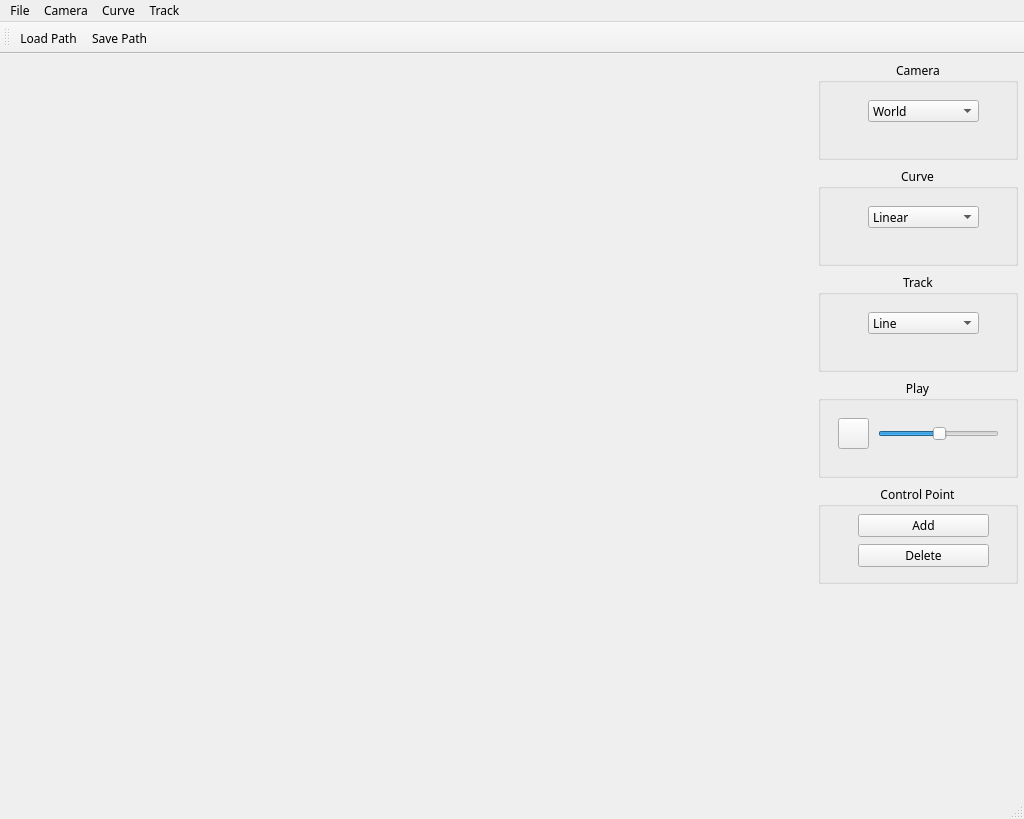
The window that Roller Coaster/AppMain.ui (CyuanChen/Roller-Coaster---computer-graphics-project-3) describes before a commit, drawn with Qt 5.
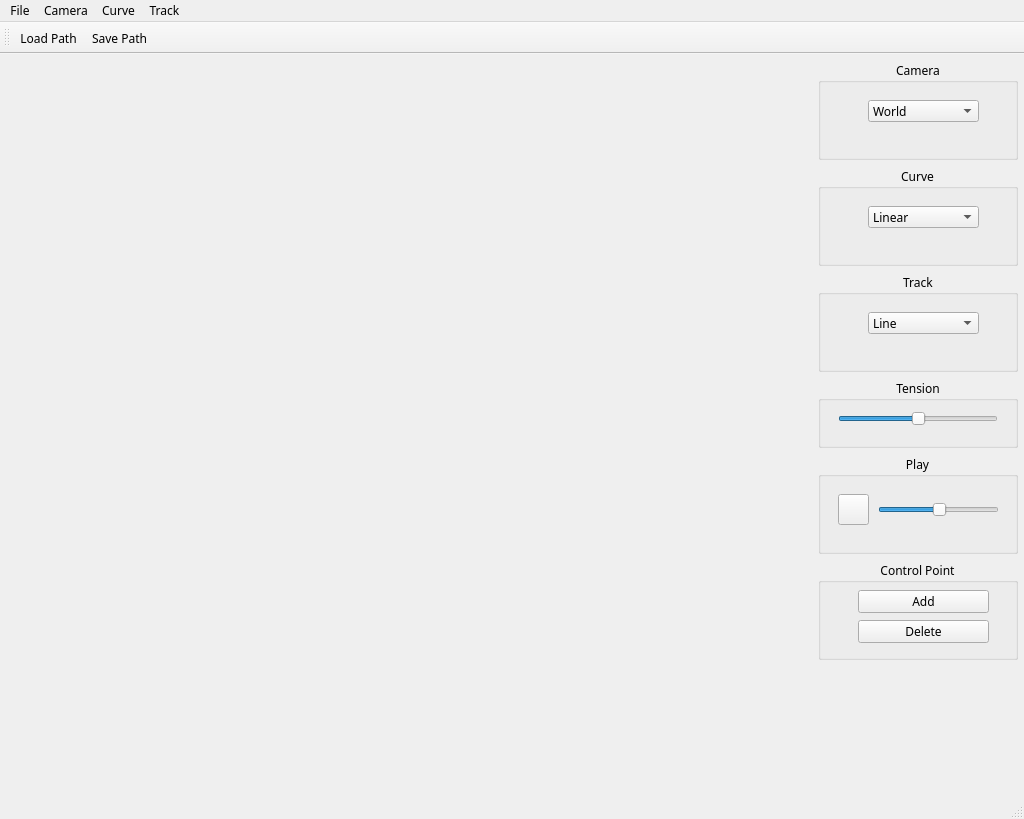
The same window after the commit. Icons and pictures are not drawn.

The edit to the form file:
```diff
--- a/Roller Coaster/AppMain.ui
+++ b/Roller Coaster/AppMain.ui
@@ -223,6 +223,47 @@
         </widget>
        </widget>
       </item>
+      <item>
+       <widget class="QGroupBox" name="groupTension">
+        <property name="minimumSize">
+         <size>
+          <width>200</width>
+          <height>70</height>
+         </size>
+        </property>
+        <property name="title">
+         <string>Tension</string>
+        </property>
+        <property name="alignment">
+         <set>Qt::AlignCenter</set>
+        </property>
+        <widget class="QSlider" name="sTension">
+         <property name="geometry">
+          <rect>
+           <x>20</x>
+           <y>30</y>
+           <width>160</width>
+           <height>22</height>
+          </rect>
+         </property>
+         <property name="minimum">
+          <number>-50</number>
+         </property>
+         <property name="maximum">
+          <number>50</number>
+         </property>
+         <property name="singleStep">
+          <number>1</number>
+         </property>
+         <property name="value">
+          <number>0</number>
+         </property>
+         <property name="orientation">
+          <enum>Qt::Horizontal</enum>
+         </property>
+        </widget>
+       </widget>
+      </item>
       <item>
        <widget class="QGroupBox" name="groupPlay">
         <property name="sizePolicy">
```
Left out of the diff: 6 changed lines with no effect on the pictures.
